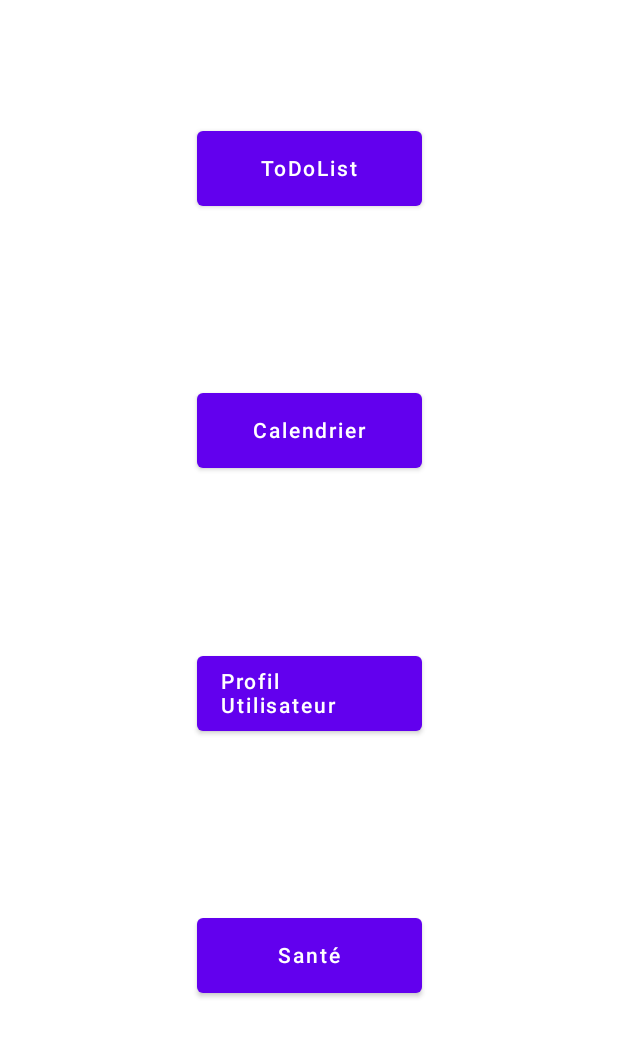
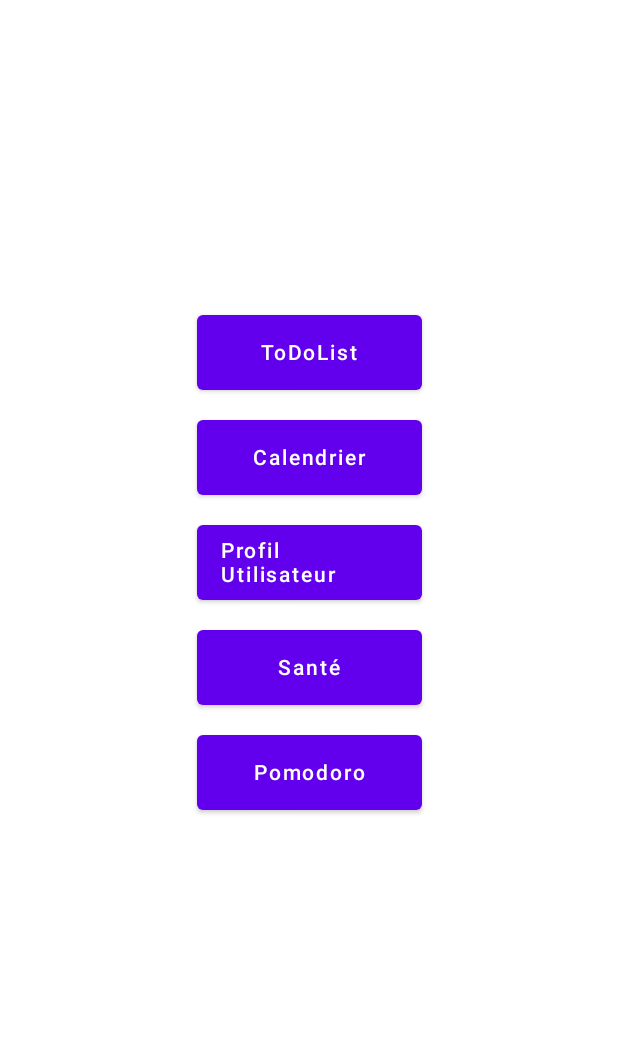
Before and after one commit to Guetguet6/bubble, an Android app built with Jetpack Compose: the screen it shows after launch (MainActivity), on a phone screen of 412 x 824 dp, the part 56-1114 px from its top. Run offline under Robolectric (Android 15) with nearby library versions, the phone set to English and light mode, and no system bars.

Commit message:
:lipstick: / :wrench: | Update UI MainActivity / Mise en Place des Packages / Update Manifest

```diff
--- a/app/src/main/AndroidManifest.xml
+++ b/app/src/main/AndroidManifest.xml
@@ -62,7 +62,7 @@
 
         <!--ToDoList-->
         <activity
-            android:name=".ToDoListActivity"
+            android:name=".todolist.ToDoListActivity"
             android:exported="false"
             android:label="@string/title_activity_to_do_list"
             android:theme="@style/Theme.BubbleApp.NoActionBar" />
@@ -70,7 +70,7 @@
 
         <!--Pomodoro-->
         <activity
-            android:name=".Pomodoro"
+            android:name=".pomodoro.Pomodoro"
             android:exported="false"
             android:theme="@style/Theme.BubbleApp">
         </activity>
--- a/app/src/main/java/ca/uqac/bubble/MainActivity.kt
+++ b/app/src/main/java/ca/uqac/bubble/MainActivity.kt
@@ -8,25 +8,23 @@
 import androidx.compose.foundation.layout.Arrangement
 import androidx.compose.foundation.layout.Column
 import androidx.compose.foundation.layout.fillMaxSize
-import androidx.compose.foundation.layout.padding
 import androidx.compose.foundation.layout.size
 import androidx.compose.material.Button
 import androidx.compose.material.MaterialTheme
-import androidx.compose.material.Scaffold
 import androidx.compose.material.Surface
 import androidx.compose.material.Text
 import androidx.compose.runtime.Composable
 import androidx.compose.ui.Alignment
 import androidx.compose.ui.Modifier
-import androidx.compose.ui.modifier.modifierLocalConsumer
 import androidx.compose.ui.platform.LocalContext
 import androidx.compose.ui.tooling.preview.Preview
 import androidx.compose.ui.unit.dp
 import androidx.compose.ui.unit.sp
+import ca.uqac.bubble.pomodoro.Pomodoro
 import ca.uqac.bubble.profil.ProfileActivity
 import ca.uqac.bubble.sante.SanteAdapter
+import ca.uqac.bubble.todolist.ToDoListActivity
 import ca.uqac.bubble.ui.theme.BubbleAppTheme
-import org.intellij.lang.annotations.JdkConstants.HorizontalAlignment
 
 class MainActivity : ComponentActivity() {
     override fun onCreate(savedInstanceState: Bundle?) {
@@ -83,7 +81,7 @@
 
         Column (
             horizontalAlignment = Alignment.CenterHorizontally,
-            verticalArrangement = Arrangement.SpaceEvenly,
+            verticalArrangement = Arrangement.spacedBy(space = 20.dp, alignment = Alignment.CenterVertically),
         ) {
             Button(
                 onClick = { startActivity(Intent(context, ToDoListActivity::class.java)) },
@@ -112,6 +110,15 @@
             ) {
                 Text(text = "Santé")
             }
+
+            Button(
+                onClick = {startActivity(Intent(context, Pomodoro::class.java))},
+                modifier = Modifier.size(width = 150.dp, height = 50.dp)
+            ) {
+                Text(text = "Pomodoro")
+            }
+
+
         }
     }
 
--- a/app/src/main/java/ca/uqac/bubble/Pomodoro.kt
+++ b/app/src/main/java/ca/uqac/bubble/pomodoro/Pomodoro.kt
@@ -1,10 +1,11 @@
-package ca.uqac.bubble
+package ca.uqac.bubble.pomodoro
 
 import android.os.Bundle
 import android.os.CountDownTimer
 import android.widget.Button
 import android.widget.TextView
 import androidx.activity.ComponentActivity
+import ca.uqac.bubble.R
 
 class Pomodoro : ComponentActivity() {
 
--- a/app/src/main/java/ca/uqac/bubble/FirstFragment.kt
+++ b/app/src/main/java/ca/uqac/bubble/todolist/FirstFragment.kt
@@ -1,4 +1,4 @@
-package ca.uqac.bubble
+package ca.uqac.bubble.todolist
 
 import android.os.Bundle
 import androidx.fragment.app.Fragment
@@ -6,6 +6,7 @@
 import android.view.View
 import android.view.ViewGroup
 import androidx.navigation.fragment.findNavController
+import ca.uqac.bubble.R
 import ca.uqac.bubble.databinding.FragmentFirstBinding
 
 /**
--- a/app/src/main/java/ca/uqac/bubble/SecondFragment.kt
+++ b/app/src/main/java/ca/uqac/bubble/todolist/SecondFragment.kt
@@ -1,4 +1,4 @@
-package ca.uqac.bubble
+package ca.uqac.bubble.todolist
 
 import android.os.Bundle
 import androidx.fragment.app.Fragment
@@ -6,6 +6,7 @@
 import android.view.View
 import android.view.ViewGroup
 import androidx.navigation.fragment.findNavController
+import ca.uqac.bubble.R
 import ca.uqac.bubble.databinding.FragmentSecondBinding
 
 /**
--- a/app/src/main/java/ca/uqac/bubble/Tache.kt
+++ b/app/src/main/java/ca/uqac/bubble/todolist/Tache.kt
@@ -1,4 +1,4 @@
-package ca.uqac.bubble
+package ca.uqac.bubble.todolist
 
 import java.time.LocalDate
 import java.util.*
--- a/app/src/main/java/ca/uqac/bubble/ToDoListActivity.kt
+++ b/app/src/main/java/ca/uqac/bubble/todolist/ToDoListActivity.kt
@@ -1,4 +1,4 @@
-package ca.uqac.bubble
+package ca.uqac.bubble.todolist
 
 import android.app.AlertDialog
 import android.app.DatePickerDialog
@@ -9,9 +9,9 @@
 import android.widget.*
 import androidx.appcompat.app.AppCompatActivity
 import androidx.recyclerview.widget.LinearLayoutManager
+import ca.uqac.bubble.R
 import ca.uqac.bubble.databinding.ActivityToDoListBinding
 import ca.uqac.bubble.databinding.PopupTacheBinding
-import org.w3c.dom.Text
 import java.text.SimpleDateFormat
 import java.time.LocalDate
 import java.time.format.DateTimeFormatter
--- a/app/src/main/res/layout/activity_to_do_list.xml
+++ b/app/src/main/res/layout/activity_to_do_list.xml
@@ -4,7 +4,7 @@
     xmlns:tools="http://schemas.android.com/tools"
     android:layout_width="match_parent"
     android:layout_height="match_parent"
-    tools:context=".ToDoListActivity">
+    tools:context=".todolist.ToDoListActivity">
 
     <androidx.recyclerview.widget.RecyclerView
         android:id="@+id/toDoList"
--- a/app/src/main/res/layout/fragment_first.xml
+++ b/app/src/main/res/layout/fragment_first.xml
@@ -4,7 +4,7 @@
     xmlns:tools="http://schemas.android.com/tools"
     android:layout_width="match_parent"
     android:layout_height="match_parent"
-    tools:context=".FirstFragment">
+    tools:context=".todolist.FirstFragment">
 
     <TextView
         android:id="@+id/textview_first"
--- a/app/src/main/res/layout/fragment_second.xml
+++ b/app/src/main/res/layout/fragment_second.xml
@@ -4,7 +4,7 @@
     xmlns:tools="http://schemas.android.com/tools"
     android:layout_width="match_parent"
     android:layout_height="match_parent"
-    tools:context=".SecondFragment">
+    tools:context=".todolist.SecondFragment">
 
     <TextView
         android:id="@+id/textview_second"
--- a/app/src/main/res/navigation/nav_graph.xml
+++ b/app/src/main/res/navigation/nav_graph.xml
@@ -7,7 +7,7 @@
 
     <fragment
         android:id="@+id/FirstFragment"
-        android:name="ca.uqac.bubble.FirstFragment"
+        android:name="ca.uqac.bubble.todolist.FirstFragment"
         android:label="@string/first_fragment_label"
         tools:layout="@layout/fragment_first">
 
@@ -17,7 +17,7 @@
     </fragment>
     <fragment
         android:id="@+id/SecondFragment"
-        android:name="ca.uqac.bubble.SecondFragment"
+        android:name="ca.uqac.bubble.todolist.SecondFragment"
         android:label="@string/second_fragment_label"
         tools:layout="@layout/fragment_second">
 
```
Also changed, not shown: app/src/main/java/ca/uqac/bubble/todolist/TacheAdaptateur.kt (renamed from app/src/main/java/ca/uqac/bubble/TacheAdaptateur.kt, +3 -9 lines).
